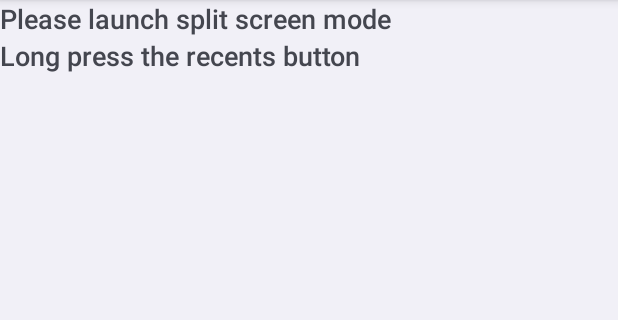
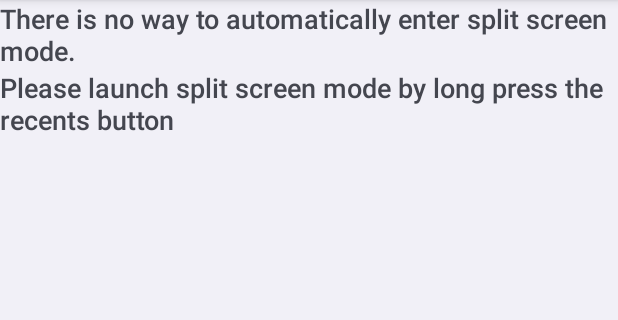
Before and after one commit to Cj-Malone/Screens, an Android app: the ShortcutActivity screen opened directly, with no data from a screen before it, on a phone screen of 412 x 824 dp, the part 84-404 px from its top. Run offline under Robolectric (Android 15) with nearby library versions, the phone set to English and light mode, and no system bars.

Commit message:
Translateable string

```diff
--- a/app/src/main/java/uk/co/keepawayfromfire/screens/MainActivity.java
+++ b/app/src/main/java/uk/co/keepawayfromfire/screens/MainActivity.java
@@ -126,8 +126,6 @@ public class MainActivity extends Activity {
 
         ApplicationInfo applicationInfo = (ApplicationInfo) data.getParcelableExtra(PackagePickerFragment.INTENT_EXTRA_PACKAGE);
 
-        Toast.makeText(this, applicationInfo.packageName, Toast.LENGTH_SHORT).show();
-
         if (requestCode == R.id.package1View) {
             package1 = applicationInfo;
         } else {
--- a/app/src/main/res/layout-w600dp/activity_main.xml
+++ b/app/src/main/res/layout-w600dp/activity_main.xml
@@ -31,7 +31,7 @@
             android:layout_alignParentRight="true"
             android:layout_alignParentTop="true"
             android:layout_below="@+id/package2View"
-            android:text="Shortcut name" />
+            android:text="@string/default_shortcut_name" />
 
         <Button
             android:id="@+id/createShortcutButton"
--- a/app/src/main/res/layout/activity_main.xml
+++ b/app/src/main/res/layout/activity_main.xml
@@ -48,7 +48,7 @@
         android:layout_height="wrap_content"
         android:layout_alignParentStart="true"
         android:layout_below="@+id/package2View"
-        android:text="Shortcut name" />
+        android:text="@string/default_shortcut_name" />
 
     <Button
         android:id="@+id/createShortcutButton"
--- a/app/src/main/res/values/strings.xml
+++ b/app/src/main/res/values/strings.xml
@@ -1,6 +1,7 @@
 <resources>
     <string name="app_name">Screens</string>
-    <string name="launch_splitscreen_notice">Please launch split screen mode</string>
-    <string name="launch_splitscreen_howto">Long press the recents button</string>
+    <string name="launch_splitscreen_notice">There is no way to automatically enter split screen mode.</string>
+    <string name="launch_splitscreen_howto">Please launch split screen mode by long press the recents button</string>
     <string name="create_shortcut">Create Shortcut</string>
+    <string name="default_shortcut_name">Shortcut name</string>
 </resources>
```
